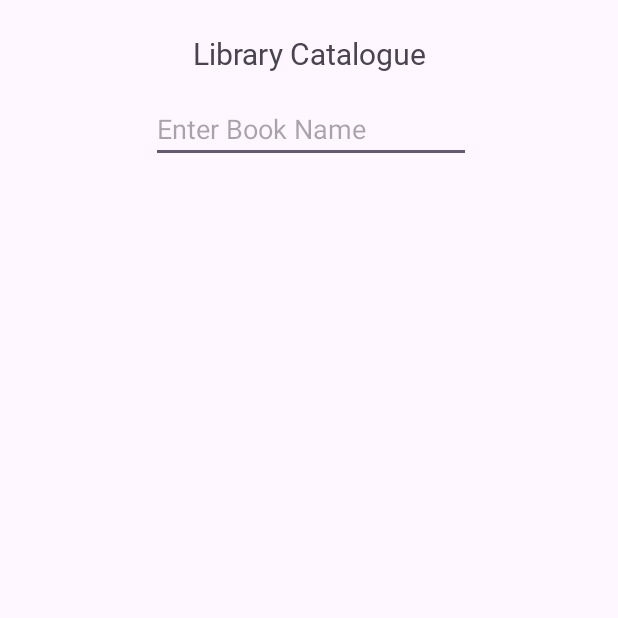
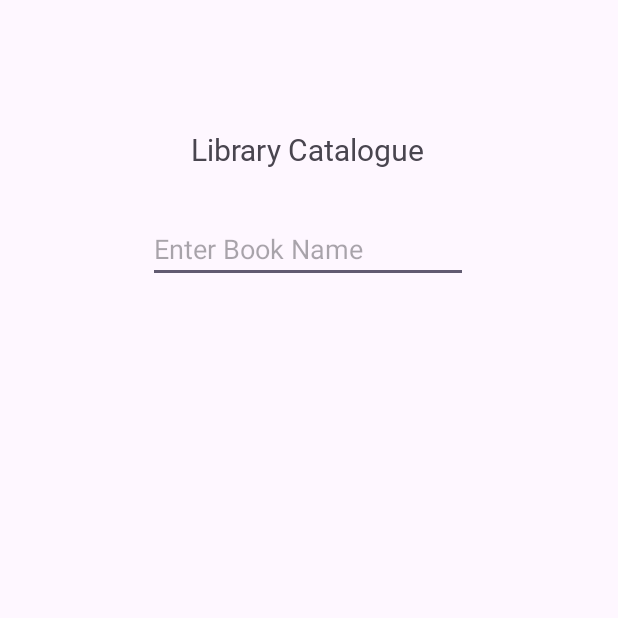
Before and after one commit to 17kowshik/KwikBook, an Android app: the LibraryCatalogue_Activity screen opened directly, with no data from a screen before it, on a phone screen of 412 x 824 dp, the top half of it. Run offline under Robolectric (Android 15) with nearby library versions, the phone set to English and light mode, and no system bars; Roboto replaces fonts that are not available here.

Commit message:
LibraryCatalogue_Activity updatedCommit

```diff
--- a/app/src/main/res/layout/activity_library_catalogue.xml
+++ b/app/src/main/res/layout/activity_library_catalogue.xml
@@ -7,31 +7,28 @@
     android:layout_height="match_parent"
     tools:context=".LibraryCatalogue_Activity">
 
+    <ListView
+        android:id="@+id/listView"
+        android:layout_width="294dp"
+        android:layout_height="0dp"
+        android:layout_marginBottom="61dp"
+        app:layout_constraintBottom_toBottomOf="parent"
+        app:layout_constraintEnd_toEndOf="parent"
+        app:layout_constraintHorizontal_bias="0.495"
+        app:layout_constraintStart_toStartOf="parent"
+        app:layout_constraintTop_toBottomOf="@+id/editTextText2" />
+
     <EditText
         android:id="@+id/editTextText2"
         android:layout_width="wrap_content"
         android:layout_height="wrap_content"
-        android:layout_marginStart="102dp"
-        android:layout_marginTop="11dp"
-        android:layout_marginEnd="100dp"
-        android:layout_marginBottom="28dp"
+        android:layout_marginBottom="46dp"
         android:ems="10"
         android:hint="Enter Book Name"
         android:inputType="text"
         app:layout_constraintBottom_toTopOf="@+id/listView"
         app:layout_constraintEnd_toEndOf="parent"
-        app:layout_constraintStart_toStartOf="parent"
-        app:layout_constraintTop_toBottomOf="@+id/textView2" />
-
-    <ListView
-        android:id="@+id/listView"
-        android:layout_width="0dp"
-        android:layout_height="0dp"
-        android:layout_marginStart="3dp"
-        android:layout_marginEnd="3dp"
-        android:layout_marginBottom="14dp"
-        app:layout_constraintBottom_toBottomOf="parent"
-        app:layout_constraintEnd_toEndOf="parent"
+        app:layout_constraintHorizontal_bias="0.497"
         app:layout_constraintStart_toStartOf="parent"
         app:layout_constraintTop_toBottomOf="@+id/textView2" />
 
@@ -39,14 +36,14 @@
         android:id="@+id/textView2"
         android:layout_width="wrap_content"
         android:layout_height="wrap_content"
-        android:layout_marginTop="22dp"
-        android:layout_marginBottom="90dp"
+        android:layout_marginTop="86dp"
+        android:layout_marginBottom="30dp"
         android:fontFamily="@font/dela_gothic_one"
         android:text="Library Catalogue"
         android:textSize="20sp"
-        app:layout_constraintBottom_toTopOf="@+id/listView"
+        app:layout_constraintBottom_toTopOf="@+id/editTextText2"
         app:layout_constraintEnd_toEndOf="parent"
-        app:layout_constraintHorizontal_bias="0.5"
+        app:layout_constraintHorizontal_bias="0.497"
         app:layout_constraintStart_toStartOf="parent"
         app:layout_constraintTop_toTopOf="parent" />
 
```
Also changed, not shown: app/src/main/java/com/example/kwikbook/LibraryCatalogue_Activity.java (+20 -14 lines).
